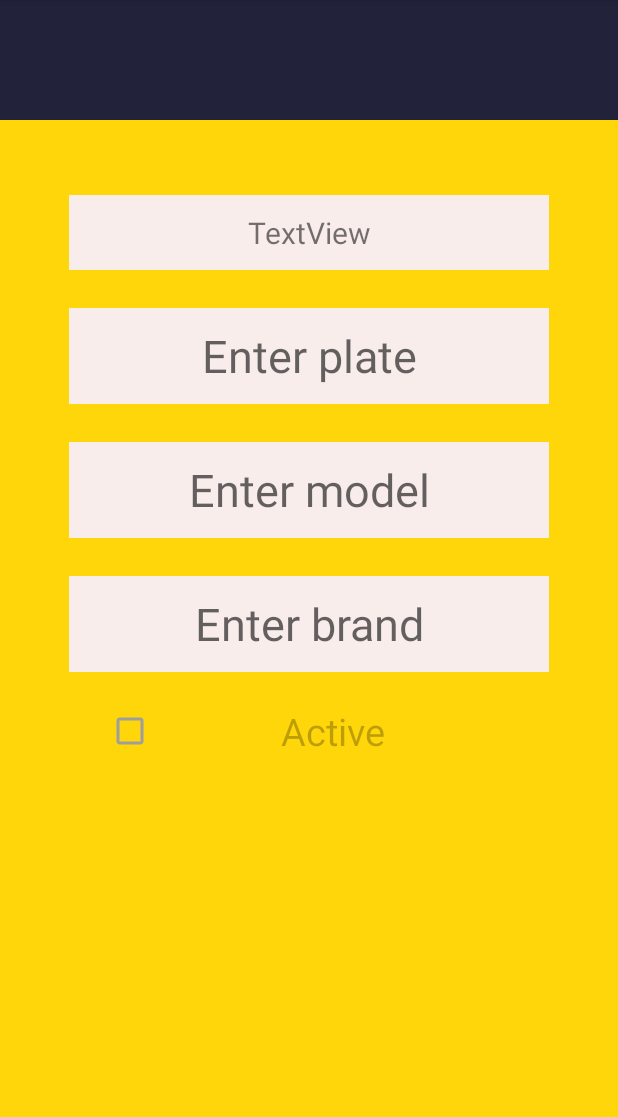
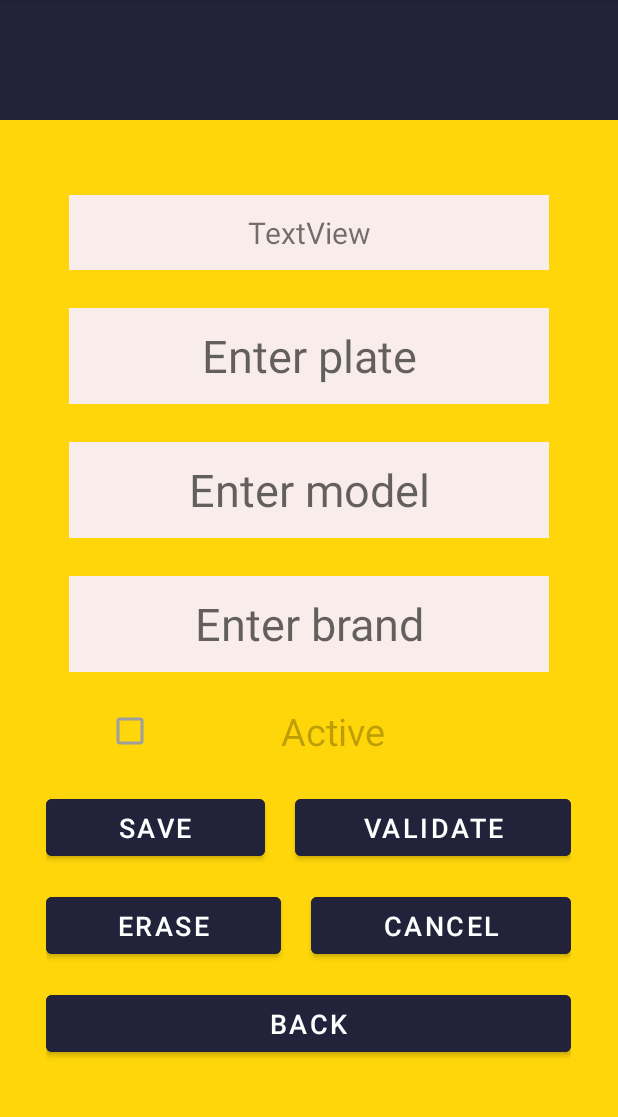
Before and after one commit to davidmillan5/CarDealerApp, an Android app: the ActivityCars screen opened directly, with no data from a screen before it, on a phone screen of 412 x 824 dp, the part 84-1201 px from its top. Run offline under Robolectric (Android 15) with nearby library versions, the phone set to English and light mode, and no system bars.

Commit message:
Car layout finished

```diff
--- a/app/src/main/res/layout/activity_cars.xml
+++ b/app/src/main/res/layout/activity_cars.xml
@@ -73,5 +73,83 @@
         android:text="Active"
         android:gravity="center"/>
 
+    <LinearLayout
+        android:layout_width="350dp"
+        android:layout_height="50dp"
+        android:layout_gravity="center"
+        android:orientation="horizontal"
+        android:layout_marginTop="15dp">
+
+        <Button
+            android:id="@+id/saveCar"
+            android:layout_width="wrap_content"
+            android:layout_height="50dp"
+            android:layout_weight="1"
+            android:textSize="18dp"
+            android:layout_marginRight="20dp"
+            android:onClick="Save"
+            android:text="Save"
+            android:backgroundTint="@color/grayblack"
+            />
+        <Button
+            android:id="@+id/validateCar"
+            android:layout_width="wrap_content"
+            android:layout_weight="1"
+            android:textSize="18dp"
+            android:layout_height="50dp"
+            android:onClick="Validate"
+            android:text="Validate"
+            android:backgroundTint="@color/grayblack"/>
+    </LinearLayout>
+
+
+    <LinearLayout
+        android:layout_width="350dp"
+        android:layout_height="50dp"
+        android:layout_gravity="center"
+        android:orientation="horizontal"
+        android:layout_marginTop="15dp">
+
+        <Button
+            android:id="@+id/eraseCar"
+            android:layout_width="wrap_content"
+            android:layout_height="50dp"
+            android:layout_weight="1"
+            android:textSize="18dp"
+            android:layout_marginRight="20dp"
+            android:onClick="Erase"
+            android:text="Erase"
+            android:backgroundTint="@color/grayblack"
+            />
+
+        <Button
+            android:id="@+id/cancelBtnCar"
+            android:layout_width="wrap_content"
+            android:layout_weight="1"
+            android:textSize="18dp"
+            android:layout_height="50dp"
+            android:onClick="Cancel"
+            android:text="Cancel"
+            android:backgroundTint="@color/grayblack"/>
+    </LinearLayout>
+
+    <LinearLayout
+        android:layout_width="350dp"
+        android:layout_height="50dp"
+        android:layout_gravity="center"
+        android:orientation="horizontal"
+        android:layout_marginTop="15dp">
+
+        <Button
+            android:id="@+id/backButton"
+            android:layout_width="wrap_content"
+            android:layout_height="50dp"
+            android:layout_weight="1"
+            android:textSize="18dp"
+            android:onClick="Back"
+            android:text="Back"
+            android:backgroundTint="@color/grayblack"/>
+    </LinearLayout>
+
 
 </LinearLayout>
```
